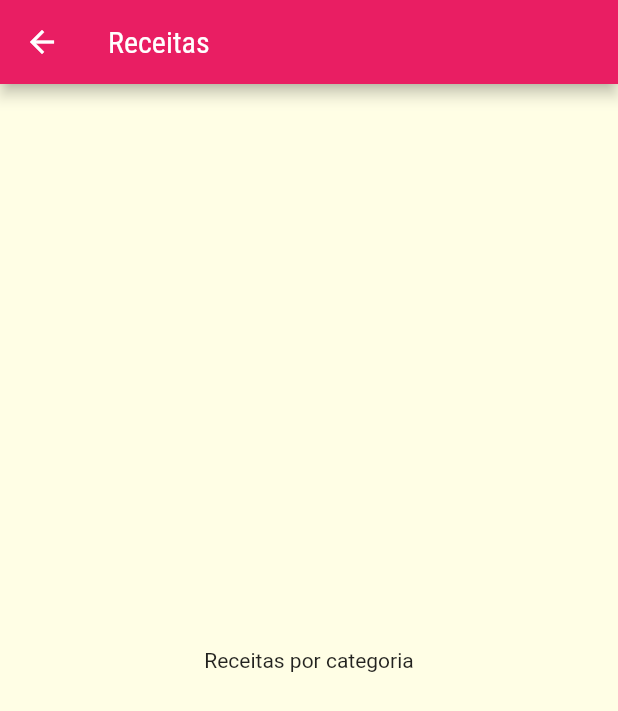
After one commit to MatheusEstanislau/curso-flutter, a Flutter app: the screen it shows after launch, after a tap on "Italiano", on a phone screen of 412 x 824 dp. The commit adds this screen. Shown: the top 711 px of the screen. Run offline on Flutter 3.47's test engine with Material 2 defaults, Android fonts, the phone set to English and light mode, and no system bars.

Commit message:
feat: add category meals route

```diff
--- /dev/null
+++ b/meals/lib/components/category_item.dart
@@ -0,0 +1,37 @@
+import 'package:flutter/material.dart';
+import 'package:meals/screens/categories_meals_screen.dart';
+
+class CategoryItem extends StatelessWidget {
+  final String title;
+  final Color color;
+
+  const CategoryItem({
+    Key? key,
+    required this.title,
+    required this.color,
+  }) : super(key: key);
+
+  _handleOnTapCategory(BuildContext context) {
+    Navigator.of(context)
+        .push(MaterialPageRoute(builder: (_) => const CategoriesMealsScreen()));
+  }
+
+  @override
+  Widget build(BuildContext context) {
+    return InkWell(
+      onTap: () => _handleOnTapCategory(context),
+      splashColor: Theme.of(context).primaryColor,
+      borderRadius: const BorderRadius.all(Radius.circular(8)),
+      child: Container(
+          child: Center(
+              child: Text(
+            title,
+            style: Theme.of(context).textTheme.headline6,
+          )),
+          decoration: BoxDecoration(
+            color: color,
+            borderRadius: const BorderRadius.all(Radius.circular(8)),
+          )),
+    );
+  }
+}
--- a/meals/lib/main.dart
+++ b/meals/lib/main.dart
@@ -1,5 +1,5 @@
 import 'package:flutter/material.dart';
-import 'package:meals/screens/categories_screes.dart';
+import 'package:meals/screens/categories_screen.dart';
 
 void main() => runApp(const App());
 
--- /dev/null
+++ b/meals/lib/screens/categories_meals_screen.dart
@@ -0,0 +1,17 @@
+import 'package:flutter/material.dart';
+
+class CategoriesMealsScreen extends StatelessWidget {
+  const CategoriesMealsScreen({Key? key}) : super(key: key);
+
+  @override
+  Widget build(BuildContext context) {
+    return Scaffold(
+      appBar: AppBar(
+        title: Text("Receitas"),
+      ),
+      body: Center(
+        child: Text("Receitas por categoria"),
+      ),
+    );
+  }
+}
```
Also changed, not shown: meals/lib/screens/categories_screen.dart (renamed from meals/lib/screens/categories_screes.dart, +2 -6 lines).
